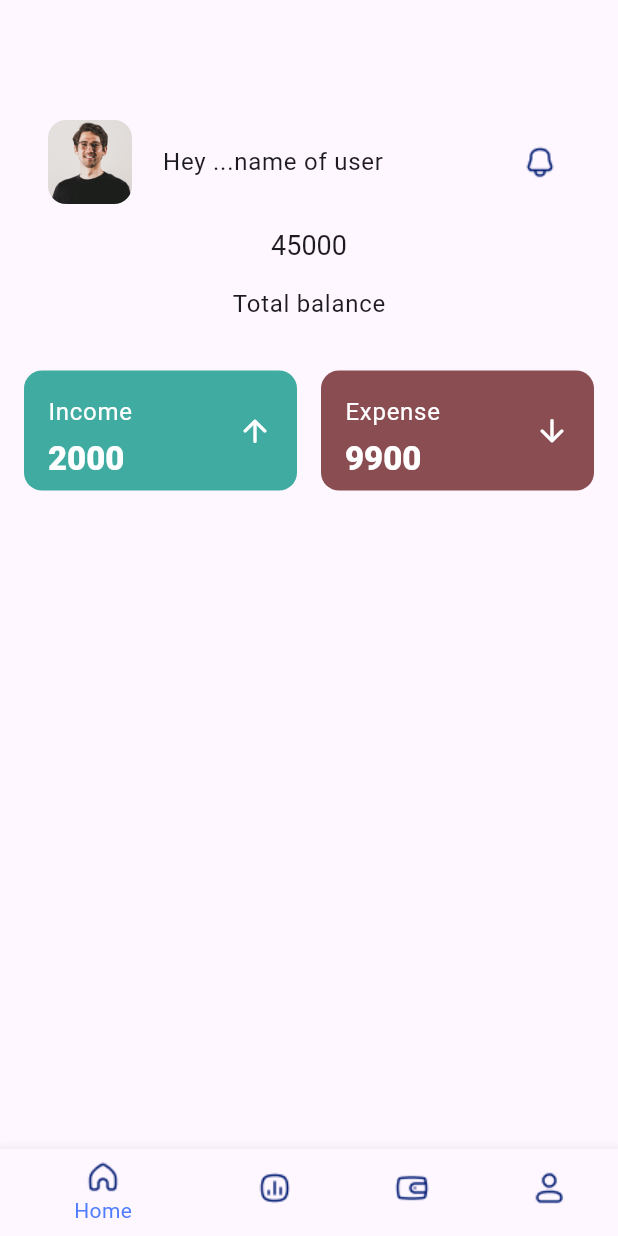
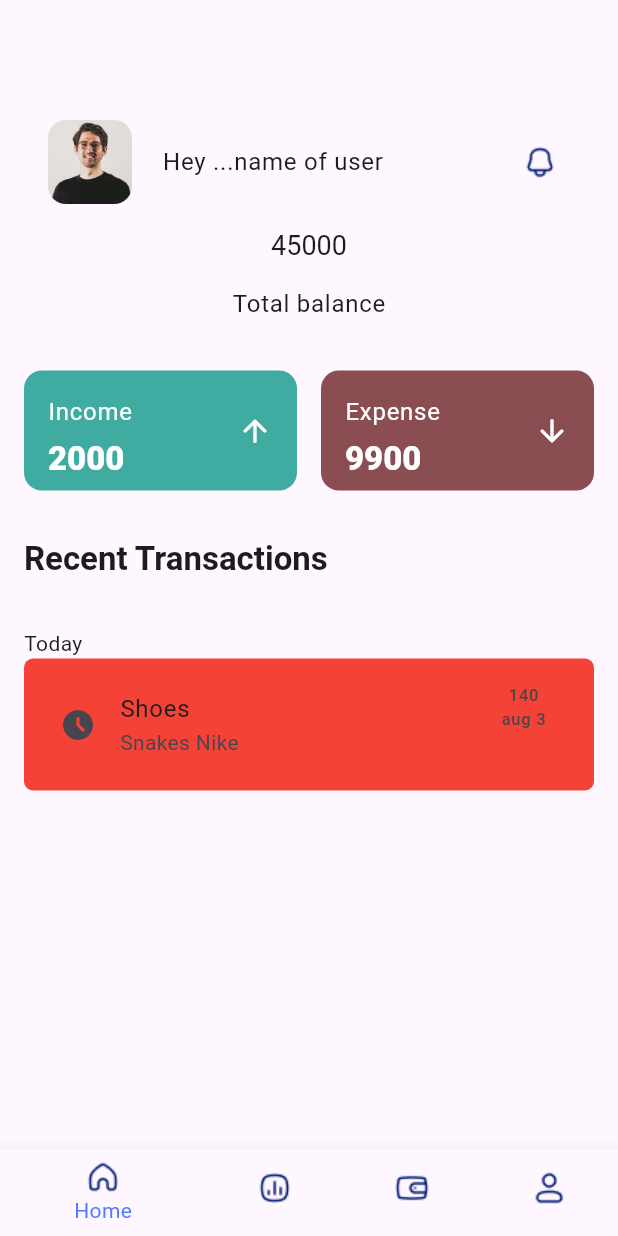
Before and after one commit to bahiznalakath/MoneyManagerApp, a Flutter app: the screen it shows after launch, on a phone screen of 412 x 824 dp. Run offline on Flutter 3.47's test engine with Material 2 defaults, Android fonts, the phone set to English and light mode, and no system bars.

Commit message:
Add new updates in ui

```diff
--- a/lib/screens/home_screen_tab.dart
+++ b/lib/screens/home_screen_tab.dart
@@ -1,5 +1,6 @@
 import 'package:flutter/material.dart';
 import 'package:moneymanagerapp/constants.dart';
+import 'package:moneymanagerapp/screens/transaction_item_list.dart';
 import '../widgets/income_expense_card.dart';
 
 class HomeScreenTab extends StatelessWidget {
@@ -11,7 +12,8 @@ class HomeScreenTab extends StatelessWidget {
       child: Padding(
         padding: const EdgeInsets.all(defaultSpacing),
         child: Column(
-          // crossAxisAlignment: CrossAxisAlignment.center,
+          // mainAxisAlignment: MainAxisAlignment.start,
+          crossAxisAlignment: CrossAxisAlignment.start,
           children: [
             const SizedBox(
               height: defaultSpacing * 4,
@@ -72,7 +74,21 @@ class HomeScreenTab extends StatelessWidget {
                 )),
                 // Corrected widget name
               ],
-            )
+            ),
+            const SizedBox(
+              height: defaultSpacing * 2,
+            ),
+            Text("Recent Transactions",
+                style: Theme.of(context)
+                    .textTheme
+                    .titleLarge
+                    ?.copyWith(fontWeight: FontWeight.w700)),
+            const SizedBox(
+              height: defaultSpacing * 2,
+            ),
+            const Text("Today"),
+            // Text("Today",style: TextStyle(color:fontSubHeading ),)
+            TransactionItemList(),
           ],
         ),
       ),
--- /dev/null
+++ b/lib/screens/transaction_item_list.dart
@@ -0,0 +1,26 @@
+import 'package:flutter/material.dart';
+
+import '../constants.dart';
+
+class TransactionItemList extends StatelessWidget {
+  const TransactionItemList({super.key});
+
+  @override
+  Widget build(BuildContext context) {
+    return Container(
+      padding: const EdgeInsets.all(defaultSpacing / 2),
+      decoration: const BoxDecoration(
+        color: Colors.red,
+        borderRadius: BorderRadius.all(Radius.circular(defaultRadius / 2)),
+      ),
+      child: const ListTile(
+        leading: Icon(Icons.access_time_filled_sharp),
+        title: Text("Shoes"),
+        subtitle: Text("Snakes Nike"),
+        trailing: Column(
+          children: [Text("140"), Text("aug 3")],
+        ),
+      ),
+    );
+  }
+}
```
